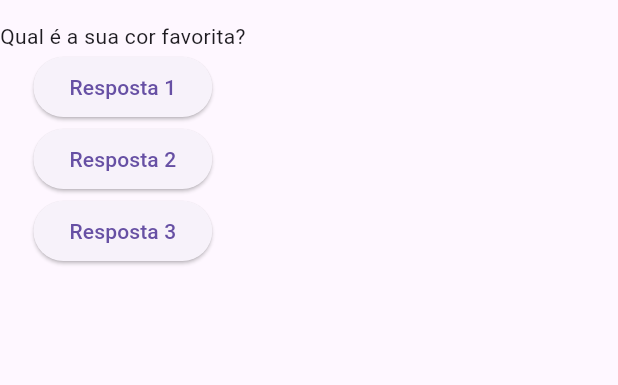
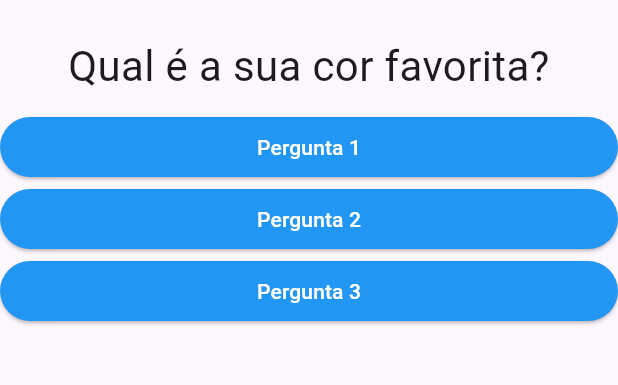
Before and after one commit to Vinicius-Rodriguess/quiz_flutter, a Flutter app: the screen it shows after launch, on a phone screen of 412 x 824 dp, the part 63-448 px from its top. Run offline on Flutter 3.47's test engine with Material 3 defaults, Android fonts, the phone set to English and light mode, and no system bars.

Commit message:
:sparkles: feat: Adicionado Widgets Questao e Resposta

```diff
--- a/lib/main.dart
+++ b/lib/main.dart
@@ -1,20 +1,22 @@
 import 'package:flutter/material.dart';
+import './questao.dart';
+import './resposta.dart';
 
 main() => runApp(PerguntaApp());
 
-class PerguntAppState extends State<PerguntaApp> {
-  var perguntaSelecionada = 0;
+class _PerguntAppState extends State<PerguntaApp> {
+  var _perguntaSelecionada = 0;
 
-  void responder() {
+  void _responder() {
     setState(() {
-      perguntaSelecionada++;
+      _perguntaSelecionada++;
     });
-    print(perguntaSelecionada);
+    print(_perguntaSelecionada);
   }
 
   @override
   Widget build(BuildContext context) {
-    final List<String> perguntas = [
+    final perguntas = [
       'Qual é a sua cor favorita?',
       'Qual é o seu animal favorito?',
     ];
@@ -24,10 +26,10 @@ class PerguntAppState extends State<PerguntaApp> {
         appBar: AppBar(title: Text("Perguntas")),
         body: Column(
           children: [
-            Text(perguntas[perguntaSelecionada]),
-            ElevatedButton(onPressed: responder, child: Text('Resposta 1')),
-            ElevatedButton(onPressed: responder, child: Text('Resposta 2')),
-            ElevatedButton(onPressed: responder, child: Text('Resposta 3')),
+            Questao(perguntas[_perguntaSelecionada]),
+            Resposta('Pergunta 1', _responder),
+            Resposta('Pergunta 2', _responder),
+            Resposta('Pergunta 3', _responder),
           ],
         ),
       ),
@@ -36,7 +38,7 @@ class PerguntAppState extends State<PerguntaApp> {
 }
 
 class PerguntaApp extends StatefulWidget {
-  PerguntAppState createState() {
-    return PerguntAppState();
+  _PerguntAppState createState() {
+    return _PerguntAppState();
   }
 }
--- /dev/null
+++ b/lib/questao.dart
@@ -0,0 +1,20 @@
+import 'package:flutter/material.dart';
+
+class Questao extends StatelessWidget {
+  final String texto;
+
+  Questao(this.texto);
+
+  @override
+  Widget build(BuildContext context) {
+    return Container(
+      width: double.infinity,
+      margin: EdgeInsets.all(10),
+      child: Text(
+        texto,
+        style: TextStyle(fontSize: 28),
+        textAlign: TextAlign.center,
+      ),
+    );
+  }
+}
--- /dev/null
+++ b/lib/resposta.dart
@@ -0,0 +1,23 @@
+import 'package:flutter/material.dart';
+
+class Resposta extends StatelessWidget {
+  final String texto;
+  final void Function() quandoSelecionado;
+
+  const Resposta(this.texto, this.quandoSelecionado, {super.key});
+
+  @override
+  Widget build(BuildContext context) {
+    return SizedBox(
+      width: double.infinity,
+      child: ElevatedButton(
+        style: ElevatedButton.styleFrom(
+          backgroundColor: Colors.blue,
+          foregroundColor: Colors.white,
+        ),
+        onPressed: quandoSelecionado,
+        child: Text(texto),
+      ),
+    );
+  }
+}
```
